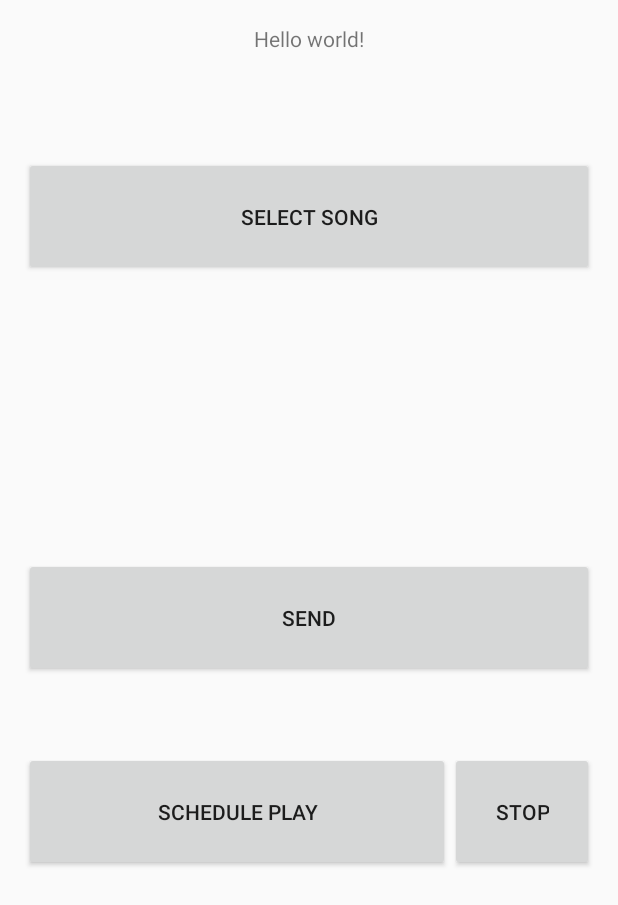
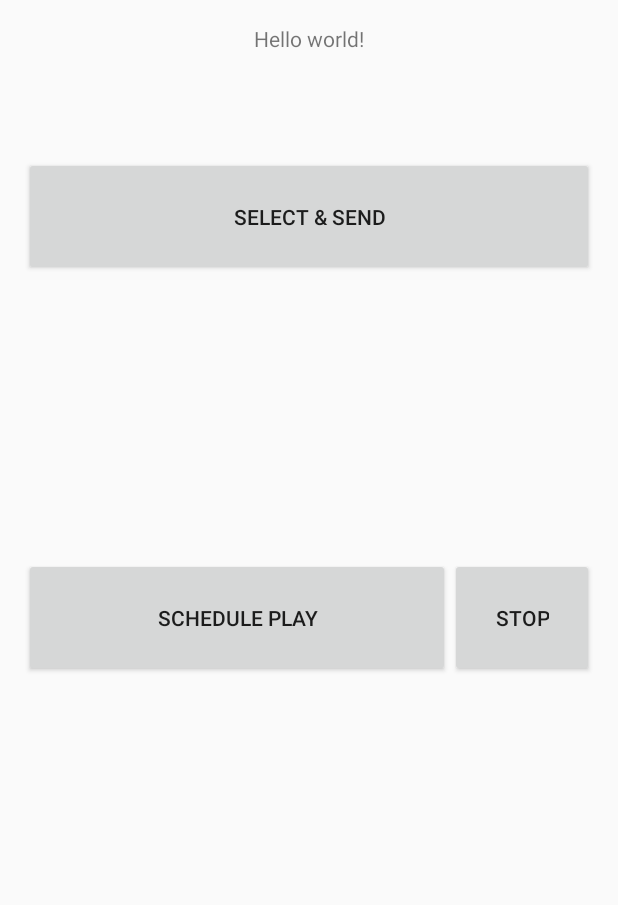
Before and after one commit to aswinkarthik/paatu_paadava, an Android app: the screen it shows after launch (MainActivity), on a phone screen of 412 x 824 dp. Shown: the top 905 px of the screen. Run offline under Robolectric (Android 15) with nearby library versions, the phone set to English and light mode, and no system bars.

```diff
--- a/app/src/main/java/org/mindapps/paatupaadava/MainActivity.java
+++ b/app/src/main/java/org/mindapps/paatupaadava/MainActivity.java
@@ -16,8 +16,7 @@ import android.view.MenuItem;
 import android.view.View;
 
 import org.mindapps.paatupaadava.utils.MP3Player;
-
-import java.io.IOException;
+import org.mindapps.paatupaadava.utils.NetworkAdapter;
 
 import static android.content.Intent.ACTION_PICK;
 import static android.provider.MediaStore.Audio.Media.EXTERNAL_CONTENT_URI;
@@ -39,6 +38,7 @@ public class MainActivity extends Activity implements ChannelListener {
 
     //Utils
     private MP3Player player;
+    private NetworkAdapter networkAdapter;
 
     //Logging
     private final String TAG = this.getClass().getName();
@@ -59,7 +59,9 @@ public class MainActivity extends Activity implements ChannelListener {
 
         manager = (WifiP2pManager) getSystemService(Context.WIFI_P2P_SERVICE);
         channel = manager.initialize(this, getMainLooper(), null);
+
         player = new MP3Player();
+        networkAdapter = new NetworkAdapter();
     }
 
     @Override
@@ -105,10 +107,6 @@ public class MainActivity extends Activity implements ChannelListener {
         startActivityForResult(intent, SELECT_SONG_REQUEST_CODE);
     }
 
-    public void sendFile(View view) {
-
-    }
-
     public void schedulePlay(View view) {
 
     }
@@ -125,13 +123,7 @@ public class MainActivity extends Activity implements ChannelListener {
                 case SELECT_SONG_REQUEST_CODE:
                     this.selectedSong = data.getData();
                     Log.i(TAG, "Song file path " + selectedSong.getPath());
-
-                    try {
-                        player.playSong(selectedSong, getApplicationContext());
-                    } catch (IOException e) {
-                        e.printStackTrace();
-                    }
-
+                    networkAdapter.sendFileToPeers(MainActivity.this, data.getData());
                     break;
             }
         }
--- a/app/src/main/java/org/mindapps/paatupaadava/WifiBroadcastReceiver.java
+++ b/app/src/main/java/org/mindapps/paatupaadava/WifiBroadcastReceiver.java
@@ -8,13 +8,15 @@ import android.net.wifi.p2p.WifiP2pManager;
 import android.net.wifi.p2p.WifiP2pManager.PeerListListener;
 import android.util.Log;
 
+import org.mindapps.paatupaadava.utils.NetworkAdapter;
+
 public class WifiBroadcastReceiver extends BroadcastReceiver {
 
     private final String TAG = this.getClass().getName();
 
     private WifiP2pManager manager;
     private final WifiP2pManager.Channel channel;
-    private PeerListListener peerListListener = new PeerList();
+    private PeerListListener networkAdapter = new NetworkAdapter();
     private NetworkInfo networkInfo;
 
     public boolean isConnected() {
@@ -37,7 +39,7 @@ public class WifiBroadcastReceiver extends BroadcastReceiver {
             case WifiP2pManager.WIFI_P2P_PEERS_CHANGED_ACTION:
                 if (manager != null) {
                     Log.i(TAG, "P2P Change Happened");
-                    manager.requestPeers(channel, peerListListener);
+                    manager.requestPeers(channel, networkAdapter);
                 }
                 break;
             case WifiP2pManager.WIFI_P2P_CONNECTION_CHANGED_ACTION:
--- a/app/src/main/res/layout/activity_main.xml
+++ b/app/src/main/res/layout/activity_main.xml
@@ -14,7 +14,7 @@
     <Button
         android:layout_width="wrap_content"
         android:layout_height="wrap_content"
-        android:text="Select Song"
+        android:text="Select &amp; Send"
         android:id="@+id/button"
         android:layout_below="@+id/textViewThatWeDisplay"
         android:layout_marginTop="69dp"
@@ -28,30 +28,16 @@
     <Button
         android:layout_width="wrap_content"
         android:layout_height="wrap_content"
-        android:text="Send"
-        android:id="@+id/button2"
-        android:onClick="sendFile"
-        android:padding="30dp"
-        android:layout_centerVertical="true"
-        android:layout_alignParentLeft="true"
-        android:layout_alignParentStart="true"
-        android:layout_alignRight="@+id/button"
-        android:layout_alignEnd="@+id/button"
-        />
-
-    <Button
-        android:layout_width="wrap_content"
-        android:layout_height="wrap_content"
         android:text="Schedule Play"
         android:id="@+id/button3"
         android:onClick="schedulePlay"
         android:padding="30dp"
-        android:layout_below="@+id/button2"
         android:layout_marginTop="50dp"
         android:layout_alignParentLeft="true"
         android:layout_alignParentStart="true"
         android:layout_toStartOf="@+id/button4"
-        android:layout_toLeftOf="@+id/button4" />
+        android:layout_toLeftOf="@+id/button4"
+        android:layout_centerVertical="true" />
 
     <Button
         android:layout_width="wrap_content"
```
Also changed, not shown: app/src/main/java/org/mindapps/paatupaadava/utils/NetworkAdapter.java (added, +141 -0 lines).
